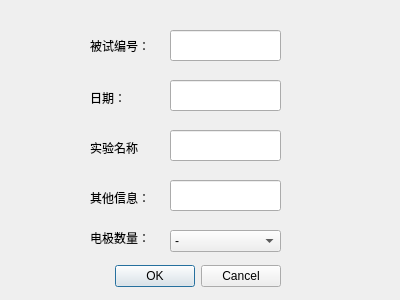
First picture: the form in setinfo.ui, repository B777B2056/eegneo, before the edit.
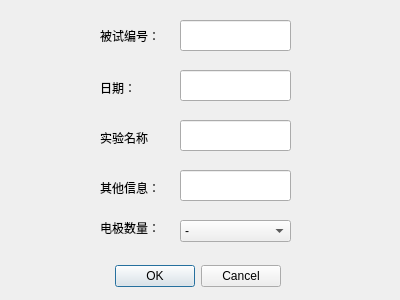
Second picture: the form after the edit.

What changed in the file:
```diff
--- a/setinfo.ui
+++ b/setinfo.ui
@@ -32,8 +32,8 @@
   <widget class="QLabel" name="label">
    <property name="geometry">
     <rect>
-     <x>90</x>
-     <y>30</y>
+     <x>100</x>
+     <y>20</y>
      <width>81</width>
      <height>31</height>
     </rect>
@@ -45,8 +45,8 @@
   <widget class="QLineEdit" name="num">
    <property name="geometry">
     <rect>
-     <x>170</x>
-     <y>30</y>
+     <x>180</x>
+     <y>20</y>
      <width>111</width>
      <height>31</height>
     </rect>
@@ -55,8 +55,8 @@
   <widget class="QLabel" name="label_2">
    <property name="geometry">
     <rect>
-     <x>90</x>
-     <y>90</y>
+     <x>100</x>
+     <y>80</y>
      <width>68</width>
      <height>15</height>
     </rect>
@@ -68,8 +68,8 @@
   <widget class="QLineEdit" name="date">
    <property name="geometry">
     <rect>
-     <x>170</x>
-     <y>80</y>
+     <x>180</x>
+     <y>70</y>
      <width>111</width>
      <height>31</height>
     </rect>
@@ -78,8 +78,8 @@
   <widget class="QLabel" name="label_3">
    <property name="geometry">
     <rect>
-     <x>90</x>
-     <y>190</y>
+     <x>100</x>
+     <y>180</y>
      <width>68</width>
      <height>15</height>
     </rect>
@@ -91,8 +91,8 @@
   <widget class="QLineEdit" name="others">
    <property name="geometry">
     <rect>
-     <x>170</x>
-     <y>180</y>
+     <x>180</x>
+     <y>170</y>
      <width>111</width>
      <height>31</height>
     </rect>
@@ -101,8 +101,8 @@
   <widget class="QLineEdit" name="exp_name">
    <property name="geometry">
     <rect>
-     <x>170</x>
-     <y>130</y>
+     <x>180</x>
+     <y>120</y>
      <width>111</width>
      <height>31</height>
     </rect>
@@ -111,8 +111,8 @@
   <widget class="QLabel" name="label_4">
    <property name="geometry">
     <rect>
-     <x>90</x>
-     <y>140</y>
+     <x>100</x>
+     <y>130</y>
      <width>68</width>
      <height>15</height>
     </rect>
@@ -124,8 +124,8 @@
   <widget class="QLabel" name="label_5">
    <property name="geometry">
     <rect>
-     <x>90</x>
-     <y>230</y>
+     <x>100</x>
+     <y>220</y>
      <width>68</width>
      <height>15</height>
     </rect>
@@ -137,8 +137,8 @@
   <widget class="QComboBox" name="comboBox">
    <property name="geometry">
     <rect>
-     <x>170</x>
-     <y>230</y>
+     <x>180</x>
+     <y>220</y>
      <width>111</width>
      <height>22</height>
     </rect>
```
